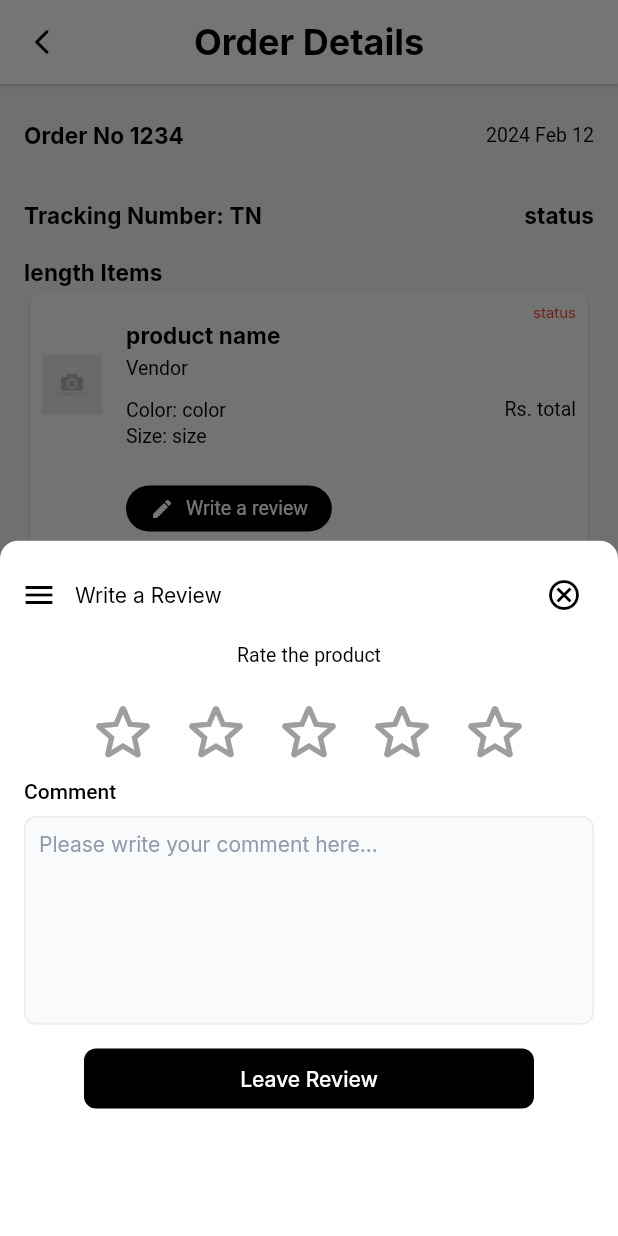
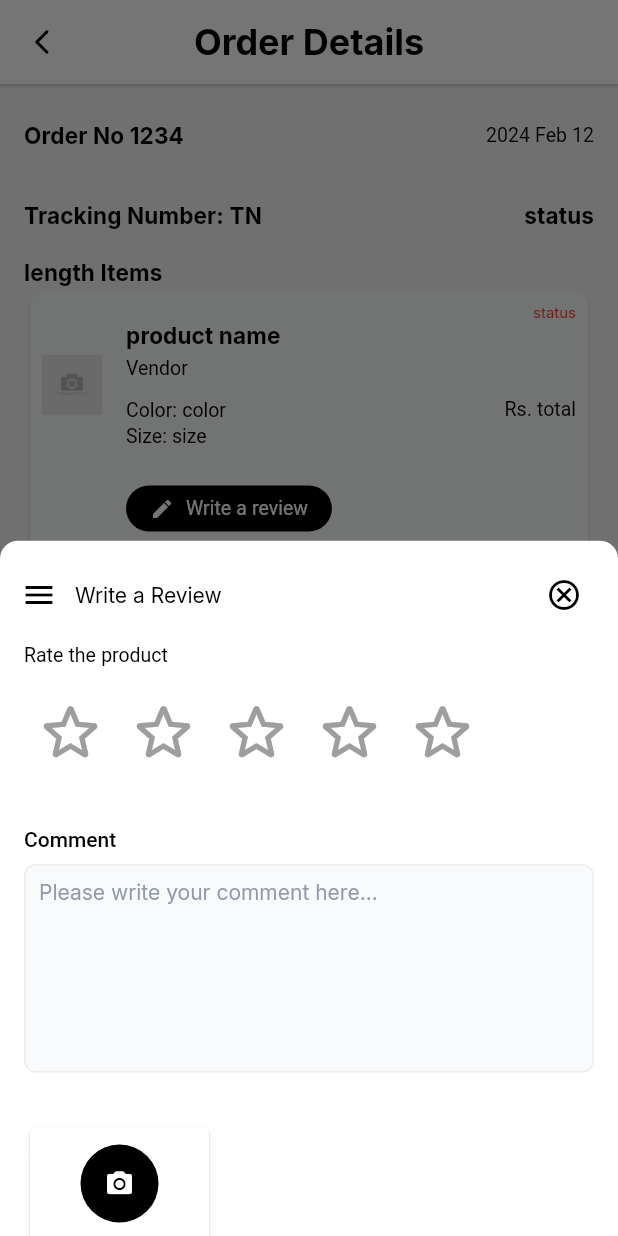
Before and after one commit to StrangerDeveloper/ismmart_ecommerce, a Flutter app: the OrderDetailView screen opened directly, after a tap on "Write a review", on a phone screen of 412 x 824 dp. Run offline on Flutter 3.47's test engine with Material 3 defaults, Android fonts, the phone set to English and light mode, and no system bars; drawn by our look-alikes of cached_network_image, flutter_rating_bar; our stand-ins replace country_code_picker, firebase_core, flip_card, flutter_image_compress, flutter_multi_formatter, flutter_svg and 11 more; missing offline and left inert: dart:ffi; accounts and stored records are empty; network calls fail; project files that could hold a hidden picture were left out.

Commit message:
Update order_detail_view.dart

```diff
--- a/lib/screens/order/order_details/order_detail_view.dart
+++ b/lib/screens/order/order_details/order_detail_view.dart
@@ -209,121 +209,19 @@ class OrderDetailView extends StatelessWidget {
                                             context: context,
                                             builder: (BuildContext context) {
                                               double rating = 0;
-                                              return Column(
-                                                crossAxisAlignment:
-                                                    CrossAxisAlignment.start,
-                                                children: [
-                                                  Padding(
-                                                    padding:
-                                                        const EdgeInsets.only(
-                                                      top: 12.0,
-                                                      right: 12.0,
-                                                      left: 12.0,
-                                                    ),
-                                                    child: Row(
-                                                      children: [
-                                                        const Padding(
-                                                          padding:
-                                                              EdgeInsets.only(
-                                                                  left: 2.0,
-                                                                  right: 12.0),
-                                                          child: Icon(
-                                                            Icons.menu,
-                                                            color: Colors.black,
-                                                          ),
-                                                        ),
-                                                        const Text(
-                                                          "Write a Review",
-                                                        ),
-                                                        const Spacer(),
-                                                        IconButton(
-                                                          icon: const Icon(
-                                                            Icons
-                                                                .cancel_outlined,
-                                                            color: Colors.black,
-                                                          ),
-                                                          onPressed: () {
-                                                            Navigator.pop(
-                                                                context);
-                                                          },
-                                                        ),
-                                                      ],
-                                                    ),
-                                                  ),
-                                                  Padding(
-                                                    padding:
-                                                        const EdgeInsets.only(
-                                                            left: 16.0,
-                                                            right: 16,
-                                                            top: 8,
-                                                            bottom: 16),
-                                                    child: Column(
-                                                      children: [
-                                                        const CustomText(
-                                                          title:
-                                                              "Rate the product",
-                                                        ),
-                                                        const SizedBox(
-                                                          height: 12,
-                                                        ),
-                                                        RatingBar.builder(
-                                                          unratedColor:
-                                                              Colors.grey,
-                                                          initialRating: rating,
-                                                          minRating: 0,
-                                                          direction:
-                                                              Axis.horizontal,
-                                                          itemPadding:
-                                                              const EdgeInsets
-                                                                  .all(6),
-                                                          itemCount: 5,
-                                                          itemSize: 50,
-                                                          itemBuilder:
-                                                              (context, _) =>
-                                                                  Icon(
-                                                            rating == 0
-                                                                ? Icons
-                                                                    .star_border_rounded
-                                                                : (rating >
-                                                                        _
-                                                                            .toDouble()
-                                                                    ? Icons
-                                                                        .star_rounded
-                                                                    : Icons
-                                                                        .star_border_rounded),
-                                                            color: Colors.amber,
-                                                          ),
-                                                          onRatingUpdate:
-                                                              (newrating) {
-                                                            rating = newrating;
-                                                          },
-                                                          tapOnlyMode: true,
-                                                        ),
-                                                        const CustomTextField1(
-                                                          title: "Comment",
-                                                          maxLines: 7,
-                                                          hintText:
-                                                              "Please write your comment here...",
-                                                        ),
-                                                      ],
-                                                    ),
-                                                  ),
-                                                  Align(
-                                                    alignment: Alignment.center,
-                                                    child: CustomTextBtn2(
-                                                      onPressed: () {},
-                                                      width: 300,
-                                                      title: "Leave Review",
-                                                      textStyle:
-                                                          GoogleFonts.inter(
-                                                        fontSize: 14,
-                                                        fontWeight:
-                                                            FontWeight.w500,
-                                                        color: Colors.white,
-                                                      ),
-                                                    ),
-                                                  )
-                                                ],
+                                              return SingleChildScrollView(
+                                                child: Column(
+                                                  crossAxisAlignment:
+                                                      CrossAxisAlignment.start,
+                                                  children: [
+                                                    _buildHeader(context),
+                                                    _buildRatingSection(rating),
+                                                    _buildCommentSection(),
+                                                    _buildPhotoSection(),
+                                                    buildLeaveReviewButton(),
+                                                    const SizedBox(height: 20)
+                                                  ],
+                                                ),
                                               );
                                             },
                                           );
@@ -432,6 +330,173 @@ class OrderDetailView extends StatelessWidget {
     );
   }
 
+  Widget _buildHeader(BuildContext context) {
+    return Padding(
+      padding: const EdgeInsets.only(
+        top: 12.0,
+        right: 12.0,
+        left: 12.0,
+      ),
+      child: Row(
+        children: [
+          const Padding(
+            padding: EdgeInsets.only(left: 2.0, right: 12.0),
+            child: Icon(
+              Icons.menu,
+              color: Colors.black,
+            ),
+          ),
+          const Text(
+            "Write a Review",
+          ),
+          const Spacer(),
+          IconButton(
+            icon: const Icon(
+              Icons.cancel_outlined,
+              color: Colors.black,
+            ),
+            onPressed: () {
+              Navigator.pop(context);
+            },
+          ),
+        ],
+      ),
+    );
+  }
+
+  Widget _buildRatingSection(double rating) {
+    return Padding(
+      padding: const EdgeInsets.only(left: 16.0, right: 16, top: 8, bottom: 16),
+      child: Column(
+        crossAxisAlignment: CrossAxisAlignment.start,
+        children: [
+          const CustomText(
+            title: "Rate the product",
+            textAlign: TextAlign.center,
+          ),
+          const SizedBox(
+            height: 12,
+          ),
+          RatingBar.builder(
+            unratedColor: Colors.grey,
+            initialRating: rating,
+            minRating: 0,
+            direction: Axis.horizontal,
+            itemPadding: const EdgeInsets.all(6),
+            itemCount: 5,
+            itemSize: 50,
+            itemBuilder: (context, _) => Icon(
+              rating == 0
+                  ? Icons.star_border_rounded
+                  : (rating > _.toDouble()
+                      ? Icons.star_rounded
+                      : Icons.star_border_rounded),
+              color: Colors.amber,
+            ),
+            onRatingUpdate: (newrating) {
+              rating = newrating;
+            },
+            tapOnlyMode: true,
+          ),
+          // const CustomTextField1(
+          //   title: "Comment",
+          //   maxLines: 7,
+          //   hintText: "Please write your comment here...",
+          // ),
+          // InkWell(
+          //   onTap: () {},
+          //   child: Card(
+          //     color: Colors.white,
+          //     margin: const EdgeInsets.only(top: 16),
+          //     child: Padding(
+          //       padding: const EdgeInsets.all(12.0),
+          //       child: Column(
+          //         children: [
+          //           Container(
+          //             padding: const EdgeInsets.all(16),
+          //             decoration: const BoxDecoration(
+          //               shape: BoxShape.circle,
+          //               color: Colors.black,
+          //             ),
+          //             child: const Icon(
+          //               Icons.camera_alt,
+          //               color: Colors.white,
+          //               size: 20,
+          //             ),
+          //           ),
+          //           const SizedBox(height: 8),
+          //           const CustomText(title: "Add your photos"),
+          //         ],
+          //       ),
+          //     ),
+          //   ),
+          // )
+        ],
+      ),
+    );
+  }
+
+  Widget _buildCommentSection() {
+    return const Padding(
+      padding: EdgeInsets.all(16.0),
+      child: CustomTextField1(
+        title: "Comment",
+        maxLines: 7,
+        hintText: "Please write your comment here...",
+      ),
+    );
+  }
+
+  Widget _buildPhotoSection() {
+    return Padding(
+      padding: const EdgeInsets.all(16.0),
+      child: InkWell(
+        onTap: () {},
+        child: Card(
+          color: Colors.white,
+          //margin: const EdgeInsets.only(top: 16),
+          child: Padding(
+            padding: const EdgeInsets.all(12.0),
+            child: Column(
+              children: [
+                Container(
+                  padding: const EdgeInsets.all(16),
+                  decoration: const BoxDecoration(
+                    shape: BoxShape.circle,
+                    color: Colors.black,
+                  ),
+                  child: const Icon(
+                    Icons.camera_alt,
+                    color: Colors.white,
+                    size: 20,
+                  ),
+                ),
+                const SizedBox(height: 8),
+                const CustomText(title: "Add your photos"),
+              ],
+            ),
+          ),
+        ),
+      ),
+    );
+  }
+
+  Widget buildLeaveReviewButton() {
+    return Align(
+      alignment: Alignment.center,
+      child: CustomTextBtn2(
+        onPressed: () {},
+        width: 300,
+        title: "Leave Review",
+        textStyle: GoogleFonts.inter(
+          fontSize: 14,
+          fontWeight: FontWeight.w500,
+          color: Colors.white,
+        ),
+      ),
+    );
+  }
+
   Widget _customField1(String text1) {
     return CustomText(
       title: text1.toString(),
```
